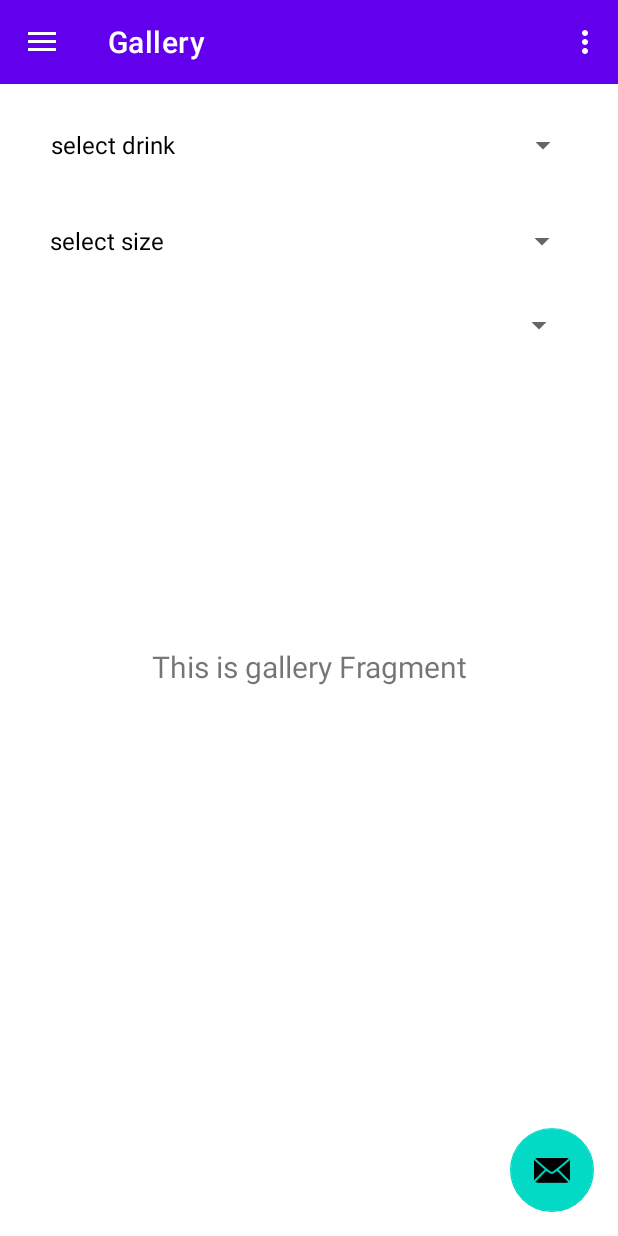
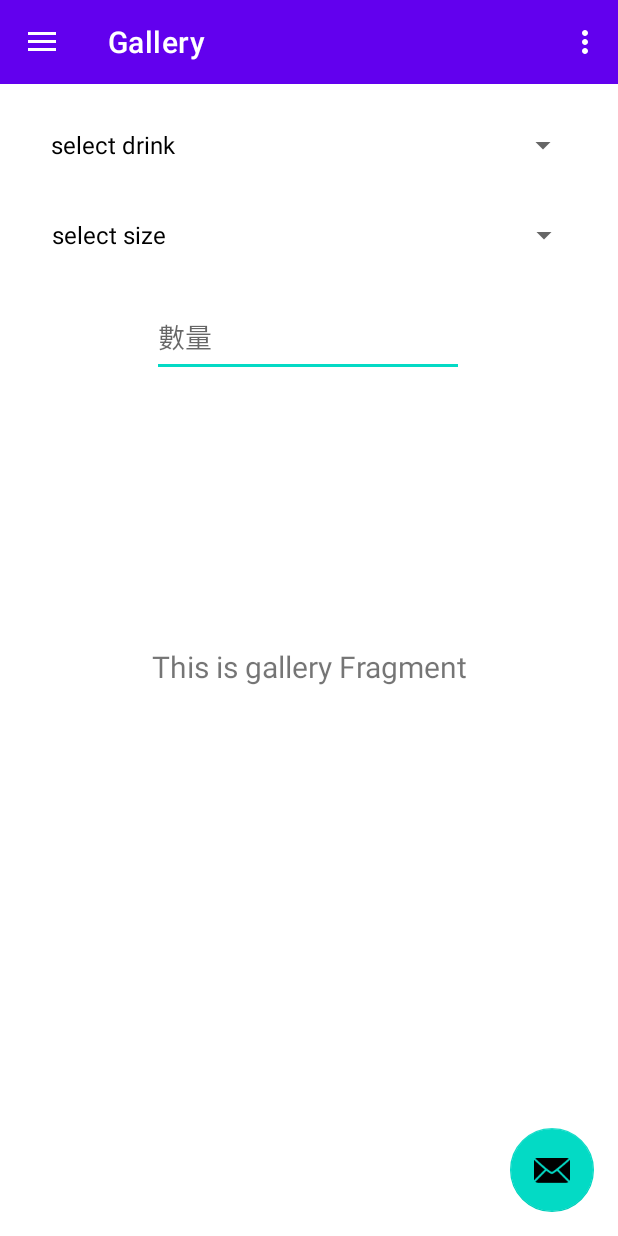
Before and after one commit to wckuo777/kotlinapp, an Android app: the screen it shows after launch (MainActivity), in the side drawer, after a tap on "Gallery", on a phone screen of 412 x 824 dp. Run offline under Robolectric (Android 15) with nearby library versions, the phone set to English and light mode, and no system bars; our stand-ins replace navigation-ui.

```diff
--- a/app/src/main/java/com/example/kotlindemo/ui/gallery/GalleryFragment.kt
+++ b/app/src/main/java/com/example/kotlindemo/ui/gallery/GalleryFragment.kt
@@ -5,7 +5,9 @@ import android.graphics.Color
 import android.graphics.Typeface
 import android.graphics.drawable.ColorDrawable
 import android.os.Bundle
-import android.os.Parcel
+import android.text.InputFilter
+import android.text.Spanned
+import android.view.Gravity
 import android.view.LayoutInflater
 import android.view.View
 import android.view.ViewGroup
@@ -14,13 +16,12 @@ import androidx.fragment.app.Fragment
 import androidx.fragment.app.activityViewModels
 import androidx.lifecycle.Observer
 import androidx.lifecycle.ViewModelProvider
+import com.example.kotlindemo.adapter.DropdownAdapter
+import com.example.kotlindemo.data.Datasource
 import com.example.kotlindemo.databinding.FragmentGalleryBinding
+import com.example.kotlindemo.model.SpinnerItem
 import com.example.kotlindemo.ui.home.HomeViewModel
-import com.example.kotlindemo.data.Datasource
-import com.example.kotlindemo.model.SpinnerItem
-import android.widget.ArrayAdapter
-import android.widget.Toast
-import com.example.kotlindemo.adapter.DropdownAdapter
+import com.google.android.material.snackbar.Snackbar
 
 
 class GalleryFragment() : Fragment(), AdapterView.OnItemSelectedListener {
@@ -49,6 +50,12 @@ class GalleryFragment() : Fragment(), AdapterView.OnItemSelectedListener {
         //val textView2: TextView = binding.textView2
         val spinner: Spinner = binding.spinner
         val spinnerSize: Spinner = binding.spinner2
+        val editText: EditText = binding.editTextNumber
+
+        // Assigning filters
+        editText.filters = arrayOf<InputFilter>(MinMaxFilter(1, 20))
+
+
 
         val arrayList1 = ArrayList<String>()
         arrayList1.add("B");
@@ -149,6 +156,43 @@ class GalleryFragment() : Fragment(), AdapterView.OnItemSelectedListener {
         TODO("Not yet implemented")
     }
 
+    // Custom class to define min and max for the edit text
+    inner class MinMaxFilter() : InputFilter {
+        private var intMin: Int = 0
+        private var intMax: Int = 0
+
+        // Initialized
+        constructor(minValue: Int, maxValue: Int) : this() {
+            this.intMin = minValue
+            this.intMax = maxValue
+        }
+
+        override fun filter(source: CharSequence, start: Int, end: Int, dest: Spanned, dStart: Int, dEnd: Int): CharSequence? {
+            try {
+                val input = Integer.parseInt(dest.toString() + source.toString())
+                if (isInRange(intMin, intMax, input)) {
+
+
+                    return null
+                }else{
+                    val snack = Snackbar.make(requireView(),"最大20",Snackbar.LENGTH_LONG)
+                    snack.anchorView = this@GalleryFragment.binding.editTextNumber
+                    snack.show()
+
+                }
+            } catch (e: NumberFormatException) {
+                e.printStackTrace()
+            }
+            return ""
+        }
+
+        // Check if input c is in between min a and max b and
+        // returns corresponding boolean
+        private fun isInRange(a: Int, b: Int, c: Int): Boolean {
+            return if (b > a) c in a..b else c in b..a
+        }
+    }
+
 
 
 
--- a/app/src/main/res/layout/fragment_gallery.xml
+++ b/app/src/main/res/layout/fragment_gallery.xml
@@ -35,24 +35,26 @@
         android:id="@+id/spinner2"
         android:layout_width="360dp"
         android:layout_height="50dp"
-        android:layout_marginTop="80dp"
+        android:layout_marginTop="76dp"
         android:contentDescription="@string/item_size"
         android:labelFor="@id/text_gallery"
         app:layout_constraintEnd_toEndOf="parent"
-        app:layout_constraintHorizontal_bias="0.49"
+        app:layout_constraintHorizontal_bias="0.509"
         app:layout_constraintStart_toStartOf="parent"
         app:layout_constraintTop_toTopOf="parent" />
 
-    <Spinner
-        android:id="@+id/spinner3"
-        android:layout_width="360dp"
-        android:layout_height="50dp"
-        android:layout_marginTop="136dp"
-        android:contentDescription="@string/item_count"
-        android:labelFor="@id/text_gallery"
+    <EditText
+        android:id="@+id/editTextNumber"
+        android:layout_width="208dp"
+        android:layout_height="53dp"
+        android:layout_marginTop="16dp"
+        android:ems="10"
+        android:hint="數量"
+        android:inputType="number"
         app:layout_constraintEnd_toEndOf="parent"
-        app:layout_constraintHorizontal_bias="0.454"
+        app:layout_constraintHorizontal_bias="0.497"
         app:layout_constraintStart_toStartOf="parent"
-        app:layout_constraintTop_toTopOf="parent" />
+        app:layout_constraintTop_toBottomOf="@+id/spinner2" />
+
 
 </androidx.constraintlayout.widget.ConstraintLayout>
```
